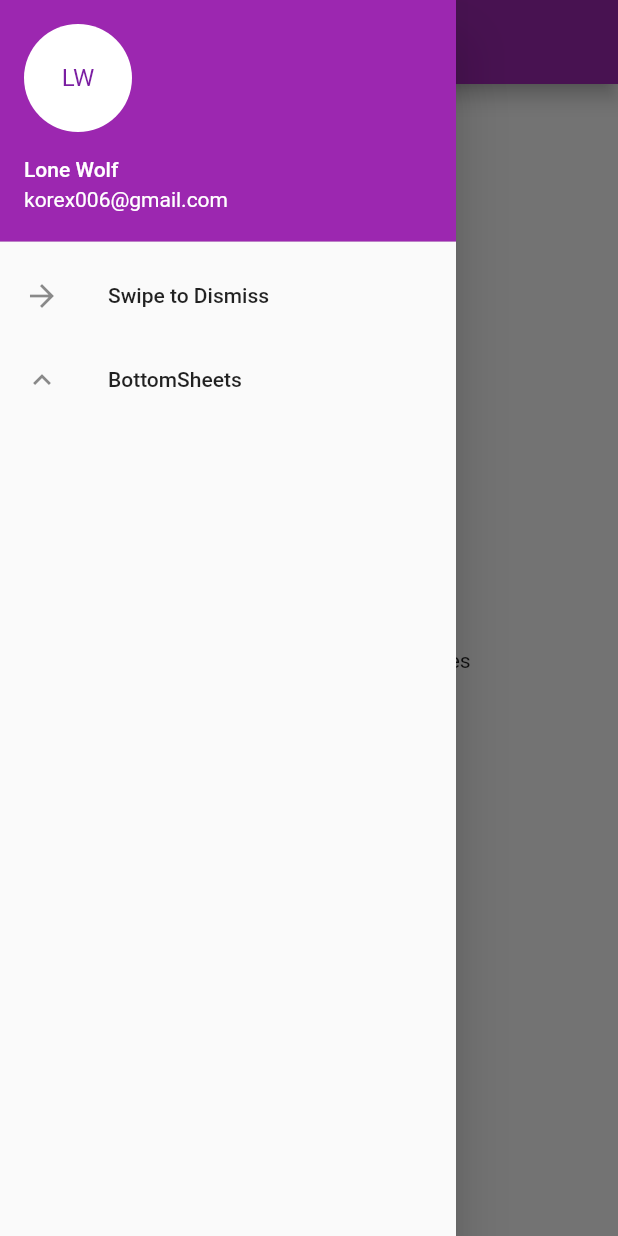
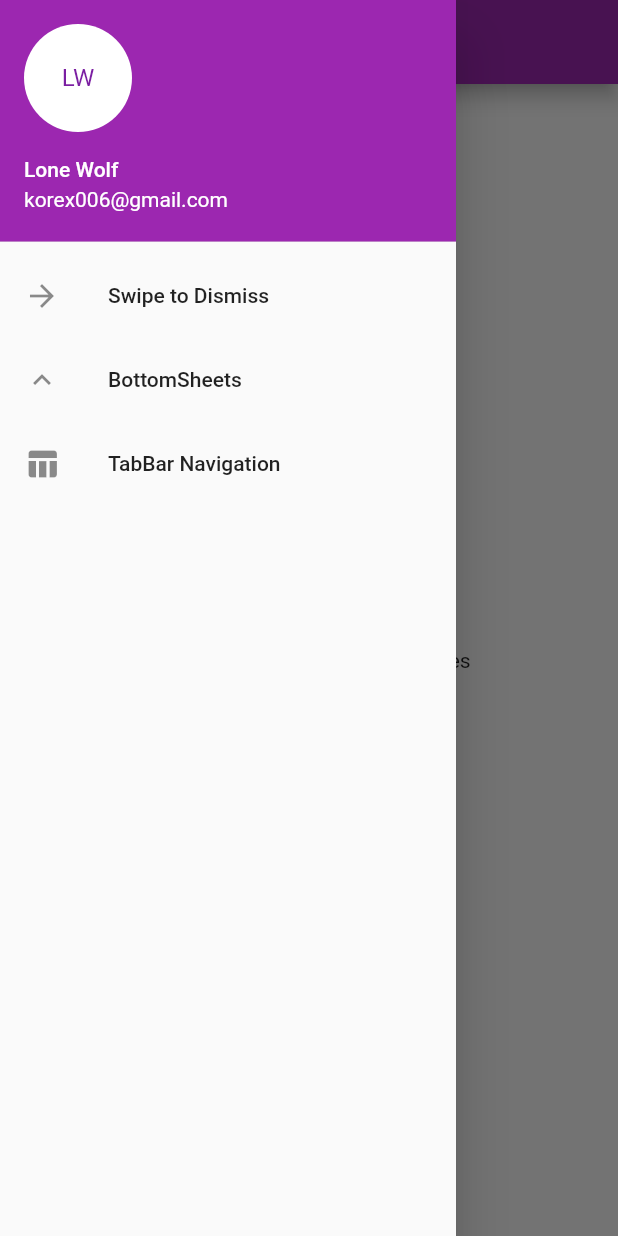
Before and after one commit to a-k-o-r-e-d-e/Flutter_Features, a Flutter app: the screen it shows after launch, with the side drawer open, on a phone screen of 412 x 824 dp. Run offline on Flutter 3.47's test engine with Material 2 defaults, Android fonts, the phone set to English and light mode, and no system bars.

Commit message:
** Added TabBar Nav or Layout
** Extracted the drawer into a separate file so as to share it accross all pages.

```diff
--- /dev/null
+++ b/lib/Utils/drawer_util.dart
@@ -0,0 +1,54 @@
+import 'package:flutter/material.dart';
+
+import '../bottomsheets.dart';
+import '../swipe_to_dismiss.dart';
+import '../tab_bar_nav.dart';
+
+class DrawerUtil extends StatelessWidget {
+  @override
+  Widget build(BuildContext context) {
+    return Drawer(
+      child: ListView(
+        children: <Widget>[
+          UserAccountsDrawerHeader(
+            accountName: Text("Lone Wolf"),
+            accountEmail: Text("korex006@gmail.com"),
+            currentAccountPicture: CircleAvatar(
+              backgroundColor: Theme.of(context).platform == TargetPlatform.iOS
+                  ? Colors.deepPurple
+                  : Colors.white,
+              child: Text("LW"),
+            ),
+          ),
+          ListTile(
+            title: Text("Swipe to Dismiss"),
+            leading: Icon(Icons.arrow_forward),
+            onTap: () {
+              Navigator.of(context).pop();
+              Navigator.of(context).push(MaterialPageRoute(
+                  builder: (BuildContext context) => SwipeToDismiss()));
+            },
+          ),
+          ListTile(
+            title: Text("BottomSheets"),
+            leading: Icon(Icons.keyboard_arrow_up),
+            onTap: () {
+              Navigator.of(context).pop();
+              Navigator.of(context).push(MaterialPageRoute(
+                  builder: (BuildContext context) => BottomSheets()));
+            },
+          ),
+          ListTile(
+            title: Text("TabBar Navigation"),
+            leading: Icon(Icons.table_chart),
+            onTap: () {
+              Navigator.of(context).pop();
+              Navigator.of(context).push(MaterialPageRoute(
+                  builder: (BuildContext context) => TabBarNav()));
+            },
+          )
+        ],
+      ),
+    );
+  }
+}
--- a/lib/bottomsheets.dart
+++ b/lib/bottomsheets.dart
@@ -1,4 +1,6 @@
 import 'package:flutter/material.dart';
+
+import 'Utils/drawer_util.dart';
 
 class BottomSheets extends StatefulWidget {
   @override
@@ -71,6 +73,7 @@ class _BottomSheetsState extends State<BottomSheets> {
       appBar: AppBar(
         title: Text("Flutter BottomSheet"),
       ),
+      drawer: DrawerUtil(),
       body: Padding(
         padding: const EdgeInsets.all(15.0),
         child: Center(
--- a/lib/main.dart
+++ b/lib/main.dart
@@ -1,7 +1,7 @@
 import 'package:flutter/foundation.dart';
 import 'package:flutter/material.dart';
-import 'package:flutterfeaturesapp/bottomsheets.dart';
-import 'package:flutterfeaturesapp/swipe_to_dismiss.dart';
+
+import 'Utils/drawer_util.dart';
 
 void main() => runApp(MyApp());
 
@@ -29,41 +29,7 @@ class HomePage extends StatelessWidget {
         title: Text("Flutter Features"),
         elevation: defaultTargetPlatform == TargetPlatform.android ? 5.0 : 0.0,
       ),
-      drawer: Drawer(
-        child: ListView(
-          children: <Widget>[
-            UserAccountsDrawerHeader(
-              accountName: Text("Lone Wolf"),
-              accountEmail: Text("korex006@gmail.com"),
-              currentAccountPicture: CircleAvatar(
-                backgroundColor:
-                    Theme.of(context).platform == TargetPlatform.iOS
-                        ? Colors.deepPurple
-                        : Colors.white,
-                child: Text("LW"),
-              ),
-            ),
-            ListTile(
-              title: Text("Swipe to Dismiss"),
-              leading: Icon(Icons.arrow_forward),
-              onTap: () {
-                Navigator.of(context).pop();
-                Navigator.of(context).push(MaterialPageRoute(
-                    builder: (BuildContext context) => SwipeToDismiss()));
-              },
-            ),
-            ListTile(
-              title: Text("BottomSheets"),
-              leading: Icon(Icons.keyboard_arrow_up),
-              onTap: () {
-                Navigator.of(context).pop();
-                Navigator.of(context).push(MaterialPageRoute(
-                    builder: (BuildContext context) => BottomSheets()));
-              },
-            )
-          ],
-        ),
-      ),
+      drawer: DrawerUtil(),
       body: Center(child: Text("Open Drawer to check diff features")),
     );
   }
--- a/lib/swipe_to_dismiss.dart
+++ b/lib/swipe_to_dismiss.dart
@@ -1,4 +1,6 @@
 import 'package:flutter/material.dart';
+
+import 'Utils/drawer_util.dart';
 
 class SwipeToDismiss extends StatefulWidget {
   @override
@@ -15,6 +17,7 @@ class _SwipeToDismissState extends State<SwipeToDismiss> {
       appBar: AppBar(
         title: Text("Swipe to Dismiss"),
       ),
+      drawer: DrawerUtil(),
       body: ListView.builder(
           itemCount: items.length,
           itemBuilder: (context, int index) {
```
Also changed, not shown: lib/tab_bar_nav.dart (added, +79 -0 lines).
